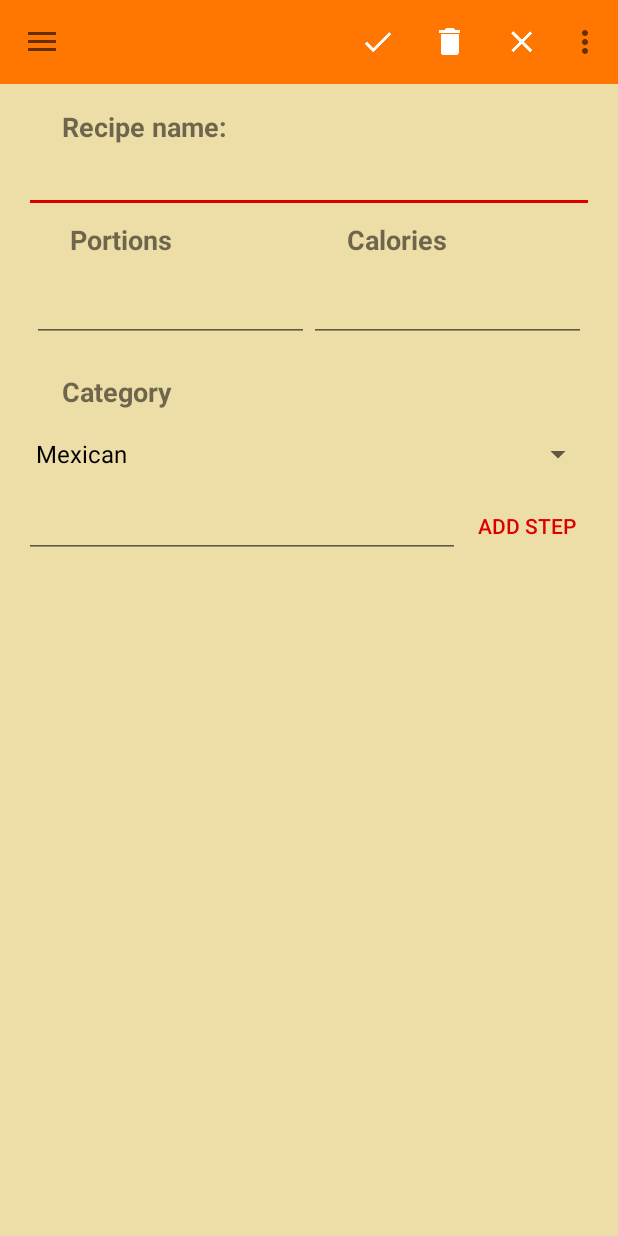
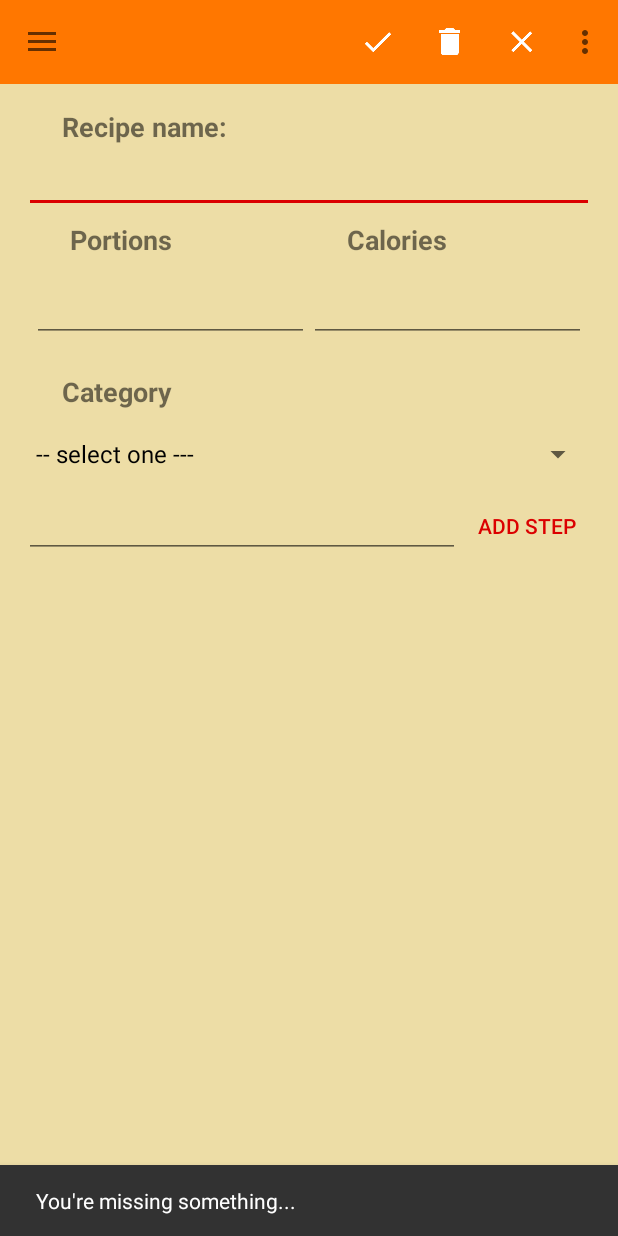
Before and after one commit to a-rmz/Cook-it, an Android app: the AddRecipe screen opened directly, with no data from a screen before it, after a tap on "Save", on a phone screen of 412 x 824 dp. Run offline under Robolectric (Android 15) with nearby library versions, the phone set to English and light mode, and no system bars; our stand-ins replace CircleImageView.

Commit message:
Proper validation for empty recipe field

```diff
--- a/app/src/main/java/com/dangerducks/cookit/AddRecipe.java
+++ b/app/src/main/java/com/dangerducks/cookit/AddRecipe.java
@@ -233,8 +233,6 @@ public class AddRecipe extends AppCompatActivity {
     }
 
     private void goBack() {
-        Intent intent = new Intent(AddRecipe.this, MainActivity.class);
-        startActivity(intent);
         finish();
     }
 
@@ -242,16 +240,15 @@ public class AddRecipe extends AppCompatActivity {
         String name = ((TextView) findViewById(R.id.recipe_name)).getText().toString();
         String portions = ((TextView) findViewById(R.id.portions)).getText().toString();
         String calories = ((TextView) findViewById(R.id.calories)).getText().toString();
+        int category = (int) categories.getSelectedItemId();
         LinearLayout container = (LinearLayout) findViewById(R.id.step_container);
 
-        if(name.isEmpty() || portions.isEmpty() || calories.isEmpty() || stepsAdded == 0) {
-            Snackbar.make(findViewById(R.id.add_drawer_layout), getResources().getString(R.string.empty_recipe), Snackbar.LENGTH_LONG);
+        if(name.isEmpty() || portions.isEmpty() || calories.isEmpty() || stepsAdded == 0 || category == 0) {
+            Snackbar.make(findViewById(R.id.add_drawer_layout), getResources().getString(R.string.empty_recipe), Snackbar.LENGTH_LONG).show();
         } else {
             nothingToDoHere();
             goBack();
         }
-
-
 
     }
 
--- a/app/src/main/res/layout/add_recipe.xml
+++ b/app/src/main/res/layout/add_recipe.xml
@@ -14,7 +14,7 @@
         layout="@layout/toolbar"/>
 
     <FrameLayout
-        android:id="@+id/main_content_frame"
+        android:id="@+id/add_recipe_frame"
         android:layout_marginTop="?attr/actionBarSize"
         android:layout_width="match_parent"
         android:layout_height="match_parent">
--- a/app/src/main/res/values/categories.xml
+++ b/app/src/main/res/values/categories.xml
@@ -2,6 +2,7 @@
 <resources>
 
     <string-array name="categories">
+        <item>-- select one ---</item>
         <item>Mexican</item>
         <item>Oriental</item>
         <item>Italian</item>
--- a/app/src/main/res/values/strings.xml
+++ b/app/src/main/res/values/strings.xml
@@ -39,5 +39,5 @@
     <string name="add_step">Add step</string>
     <string name="remove_step">Remove step</string>
     <string name="empty_step">You can\'t enter an empty step...</string>
-    <string name="empty_recipe">You can\'t enter an empty recipe...</string>
+    <string name="empty_recipe">You\'re missing something...</string>
 </resources>
```
Also changed, not shown: 1 other file.
